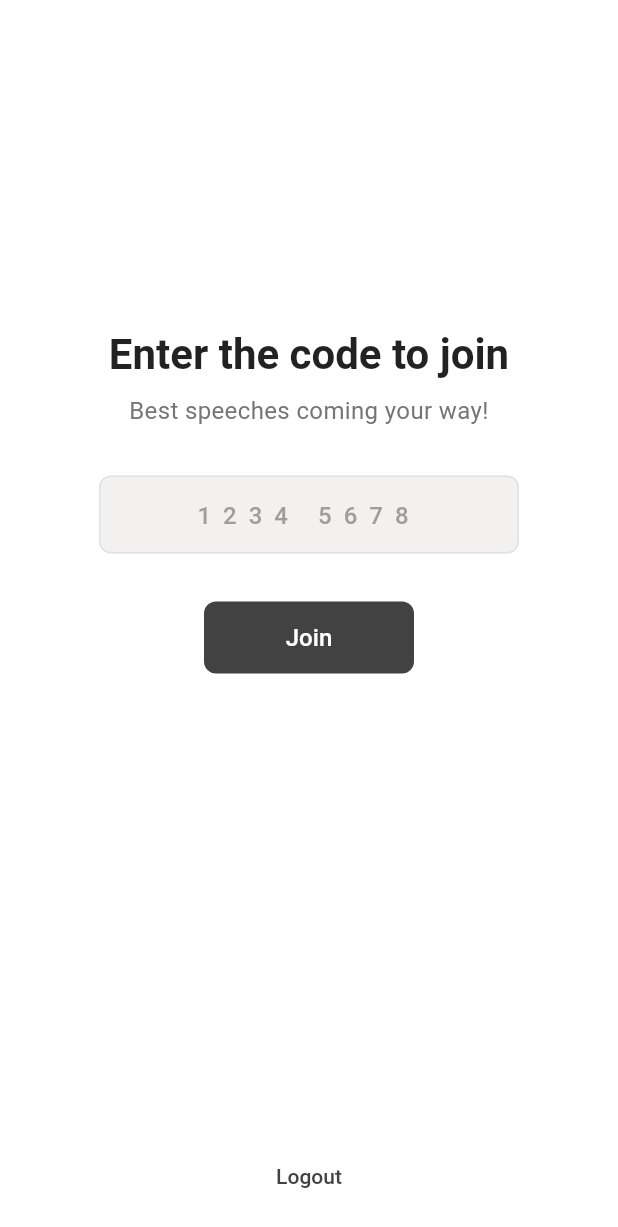
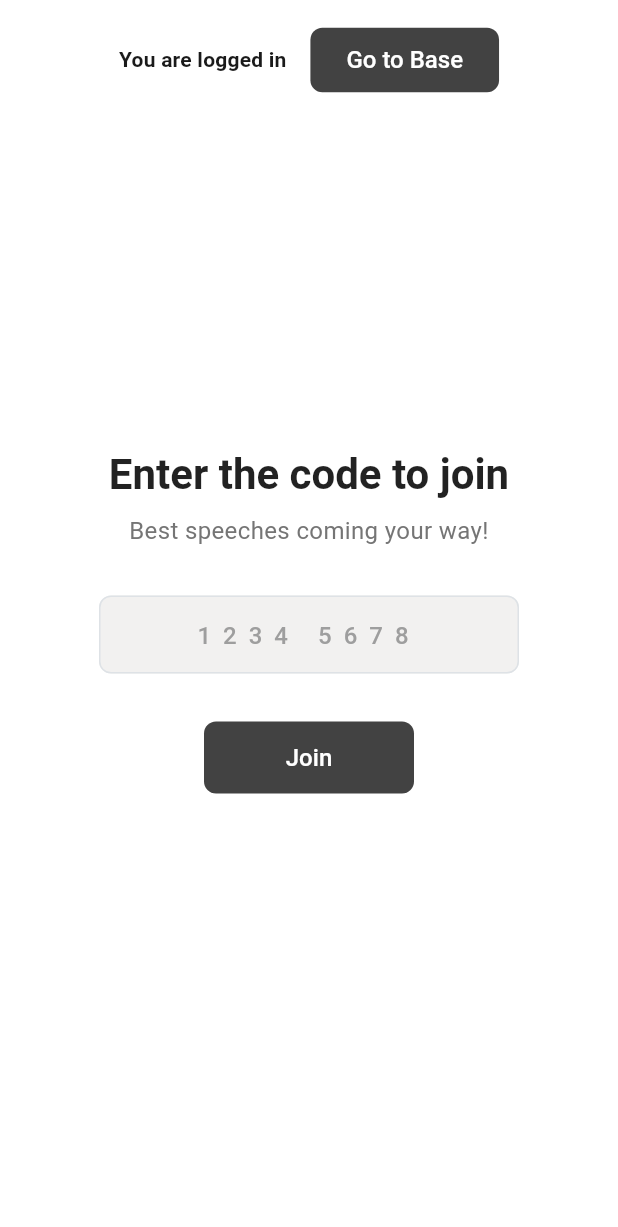
Before and after one commit to sid-kiwilab/toastmasters_daily, a Flutter app: the HomeScreen screen opened directly, on a phone screen of 412 x 824 dp. Shown: the top 1227 px of the screen. Run offline on Flutter 3.47's test engine with Material 3 defaults, Android fonts, the phone set to English and light mode, and no system bars; our stand-ins replace cloud_firestore, cloud_functions, file_picker, firebase_auth, firebase_core, firebase_storage and 3 more; missing offline and left inert: dart:html, pdf_render; accounts and stored records are empty; Roboto replaces fonts that are missing (OldschoolGrotesk); statements that could not run were skipped.

Commit message:
base screen working decent

```diff
--- a/lib/screens/home_screen.dart
+++ b/lib/screens/home_screen.dart
@@ -2,7 +2,6 @@ import 'package:flutter/material.dart';
 import 'package:flutter/services.dart';
 import 'package:cloud_firestore/cloud_firestore.dart';
 import '../widgets/header_widget.dart';
-import '../widgets/footer_widget.dart';
 
 class HomeScreen extends StatefulWidget {
   const HomeScreen({super.key});
@@ -249,9 +248,6 @@ class _HomeScreenState extends State<HomeScreen> {
                 ),
               ),
             ),
-
-            // Footer at the bottom
-            const FooterWidget(),
           ],
         ),
       ),
--- a/lib/screens/login_screen.dart
+++ b/lib/screens/login_screen.dart
@@ -50,6 +50,7 @@ class _LoginScreenState extends State<LoginScreen> {
       if (mounted) {
         if (success) {
           Navigator.of(context).pop();
+          Navigator.of(context).pushReplacementNamed('/base');
           ScaffoldMessenger.of(context).showSnackBar(
             const SnackBar(content: Text('Logged in successfully!')),
           );
--- a/lib/screens/sign_up_screen.dart
+++ b/lib/screens/sign_up_screen.dart
@@ -52,6 +52,7 @@ class _SignUpScreenState extends State<SignUpScreen> {
       if (mounted) {
         if (success) {
           Navigator.of(context).pop();
+          Navigator.of(context).pushReplacementNamed('/base');
           ScaffoldMessenger.of(context).showSnackBar(
             const SnackBar(content: Text('Account created successfully!')),
           );
--- a/lib/widgets/footer_widget.dart
+++ /dev/null
@@ -1,52 +0,0 @@
-import 'package:flutter/material.dart';
-import 'package:provider/provider.dart';
-import '../dialogs/logout_dialog.dart';
-import '../providers/auth_provider.dart';
-
-class FooterWidget extends StatelessWidget {
-  const FooterWidget({super.key});
-
-  @override
-  Widget build(BuildContext context) {
-    final theme = Theme.of(context);
-
-    return Consumer<AuthProvider>(
-      builder: (context, authProvider, child) {
-        if (!authProvider.isLoggedIn) {
-          return const SizedBox.shrink(); // Don't show footer if not logged in
-        }
-
-        return Container(
-          width: double.infinity,
-          padding: const EdgeInsets.symmetric(horizontal: 24.0, vertical: 16.0),
-          child: Center(
-            child: TextButton(
-              onPressed: () async {
-                // Show logout confirmation dialog
-                final shouldLogout = await showDialog<bool>(
-                  context: context,
-                  builder: (context) => const LogoutDialog(),
-                );
-
-                // If user confirmed logout, proceed with logout
-                if (shouldLogout == true && context.mounted) {
-                  await authProvider.logout();
-                  if (context.mounted) {
-                    ScaffoldMessenger.of(context).showSnackBar(
-                      const SnackBar(content: Text('Logged out successfully!')),
-                    );
-                  }
-                }
-              },
-              style: TextButton.styleFrom(
-                foregroundColor: Colors.grey[800],
-                padding: const EdgeInsets.symmetric(horizontal: 24, vertical: 12),
-              ),
-              child: const Text('Logout'),
-            ),
-          ),
-        );
-      },
-    );
-  }
-}
--- a/lib/widgets/header_widget.dart
+++ b/lib/widgets/header_widget.dart
@@ -12,11 +12,6 @@ class HeaderWidget extends StatelessWidget {
 
     return Consumer<AuthProvider>(
       builder: (context, authProvider, child) {
-        // Only show header when not logged in
-        if (authProvider.isLoggedIn) {
-          return const SizedBox.shrink();
-        }
-
         return Container(
           width: double.infinity,
           padding: const EdgeInsets.symmetric(horizontal: 24.0, vertical: 16.0),
@@ -26,6 +21,37 @@ class HeaderWidget extends StatelessWidget {
           child: Row(
             mainAxisAlignment: MainAxisAlignment.center,
             children: [
+              if (authProvider.isLoggedIn) ...[
+                // Show "You are logged in" text and "Go to Base" button when logged in
+                Text(
+                  'You are logged in',
+                  style: theme.textTheme.titleMedium?.copyWith(
+                    color: theme.colorScheme.primary,
+                    fontWeight: FontWeight.w600,
+                  ),
+                ),
+                const SizedBox(width: 16),
+                ElevatedButton(
+                  onPressed: () {
+                    Navigator.of(context).pushNamed('/base');
+                  },
+                  style: ElevatedButton.styleFrom(
+                    backgroundColor: Colors.grey[800],
+                    foregroundColor: Colors.white,
+                    shape: RoundedRectangleBorder(
+                      borderRadius: BorderRadius.circular(8),
+                    ),
+                    elevation: 0,
+                  ),
+                  child: const Text(
+                    'Go to Base',
+                    style: TextStyle(
+                      fontSize: 16,
+                      fontWeight: FontWeight.w500,
+                    ),
+                  ),
+                ),
+              ] else ...[
                 // Show "Want to create a meeting?" text and login button when not logged in
                 Text(
                   'Want to create a meeting?',
@@ -60,6 +86,7 @@ class HeaderWidget extends StatelessWidget {
                   ),
                 ),
               ],
+            ],
           ),
         );
       },
```
Also changed, not shown: lib/main.dart (+3 -10 lines), lib/providers/auth_provider.dart (+16 -0 lines), lib/screens/manage_meetings_screen.dart (+109 -17 lines). Lines whose indentation alone changed are shown as unchanged.
